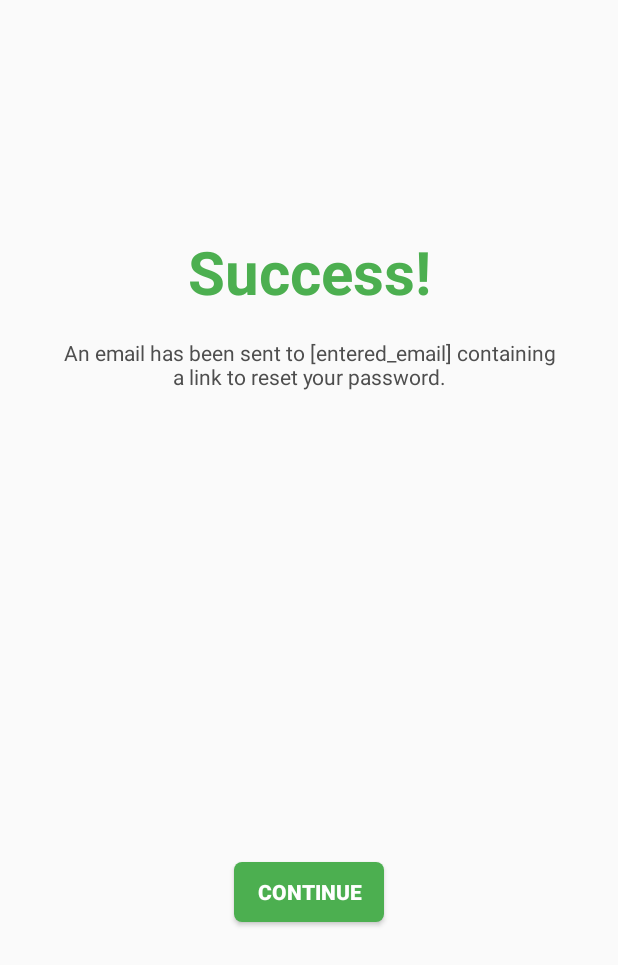
After one commit to Uitjesssoep/De_App_JR, an Android app: the layout activity_forgot_password__sucess_.xml on its own in the app's theme, with its tools: preview values and no code run, on a phone screen of 412 x 824 dp. The commit adds this screen. Shown: the top 965 px of the screen. Run offline under Robolectric (Android 15) with nearby library versions, the phone set to English and light mode, and no system bars.

Commit message:
Commit van Robbert

```diff
--- a/app/src/main/AndroidManifest.xml
+++ b/app/src/main/AndroidManifest.xml
@@ -11,7 +11,8 @@
         android:roundIcon="@mipmap/flower_launcher_v2_icon_round"
         android:supportsRtl="true"
         android:theme="@style/AppTheme">
-        <activity android:name=".SignUp_Success_Activity"></activity>
+        <activity android:name=".ForgotPassword_Sucess_Activity"></activity>
+        <activity android:name=".SignUp_Success_Activity" />
         <activity android:name=".Deleting_Account_Activity" />
         <activity android:name=".Account_Info_OtherUserComments_Activity" />
         <activity android:name=".UserListToFollow" />
--- a/app/src/main/java/com/example/myfirstapp/Forgot_Password_Activity.java
+++ b/app/src/main/java/com/example/myfirstapp/Forgot_Password_Activity.java
@@ -94,9 +94,12 @@ public class Forgot_Password_Activity extends AppCompatActivity {
                         @Override
                         public void onComplete(@NonNull Task<Void> task) {
                             if(task.isSuccessful()){
+                                String useremailreset2 = EmailResetPassword.getText().toString().trim();
                                 Toast.makeText(Forgot_Password_Activity.this, "The email has been sent, please check your inbox", Toast.LENGTH_LONG).show();
+                                Intent intent = new Intent(Forgot_Password_Activity.this, ForgotPassword_Sucess_Activity.class);
+                                intent.putExtra("entered_email", useremailreset2);
+                                startActivity(intent);
                                 finish();
-                                startActivity(new Intent(Forgot_Password_Activity.this, MainActivity.class));
                             }
 
                             else{
--- /dev/null
+++ b/app/src/main/res/layout/activity_forgot_password__sucess_.xml
@@ -0,0 +1,56 @@
+<?xml version="1.0" encoding="utf-8"?>
+<androidx.constraintlayout.widget.ConstraintLayout xmlns:android="http://schemas.android.com/apk/res/android"
+    xmlns:app="http://schemas.android.com/apk/res-auto"
+    xmlns:tools="http://schemas.android.com/tools"
+    android:layout_width="match_parent"
+    android:layout_height="match_parent"
+    tools:context=".ForgotPassword_Sucess_Activity">
+
+    <TextView
+        android:id="@+id/tvExplainingForgotPasswordSuccess"
+        android:layout_width="0dp"
+        android:layout_height="wrap_content"
+        android:layout_marginStart="40dp"
+        android:layout_marginEnd="40dp"
+        android:text="An email has been sent to [entered_email] containing a link to reset your password."
+        android:textAlignment="center"
+        android:textColor="#4E4E4E"
+        app:layout_constraintBottom_toBottomOf="parent"
+        app:layout_constraintEnd_toEndOf="parent"
+        app:layout_constraintStart_toStartOf="parent"
+        app:layout_constraintTop_toBottomOf="@+id/textView4"
+        app:layout_constraintVertical_bias="0.03" />
+
+    <Button
+        android:id="@+id/btnContinueForgotPasswordSuccess"
+        android:layout_width="100dp"
+        android:layout_height="40dp"
+        android:layout_marginStart="32dp"
+        android:layout_marginEnd="32dp"
+        android:background="@drawable/button_roundedcorners_login"
+        android:scrollbarSize="0dp"
+        android:shadowColor="#00FFFFFF"
+        android:shadowDy="0"
+        android:text="Continue"
+        android:textColor="#FFFFFF"
+        android:textStyle="bold"
+        app:layout_constraintBottom_toBottomOf="parent"
+        app:layout_constraintEnd_toEndOf="parent"
+        app:layout_constraintStart_toStartOf="parent"
+        app:layout_constraintTop_toBottomOf="@+id/tvExplainingForgotPasswordSuccess"
+        app:layout_constraintVertical_bias="0.6" />
+
+    <TextView
+        android:id="@+id/textView4"
+        android:layout_width="wrap_content"
+        android:layout_height="wrap_content"
+        android:text="Success!"
+        android:textColor="#4CAF50"
+        android:textSize="40sp"
+        android:textStyle="bold"
+        app:layout_constraintBottom_toBottomOf="parent"
+        app:layout_constraintEnd_toEndOf="parent"
+        app:layout_constraintStart_toStartOf="parent"
+        app:layout_constraintTop_toTopOf="parent"
+        app:layout_constraintVertical_bias="0.2" />
+</androidx.constraintlayout.widget.ConstraintLayout>
```
Also changed, not shown: app/src/main/java/com/example/myfirstapp/ForgotPassword_Sucess_Activity.java (added, +60 -0 lines).
